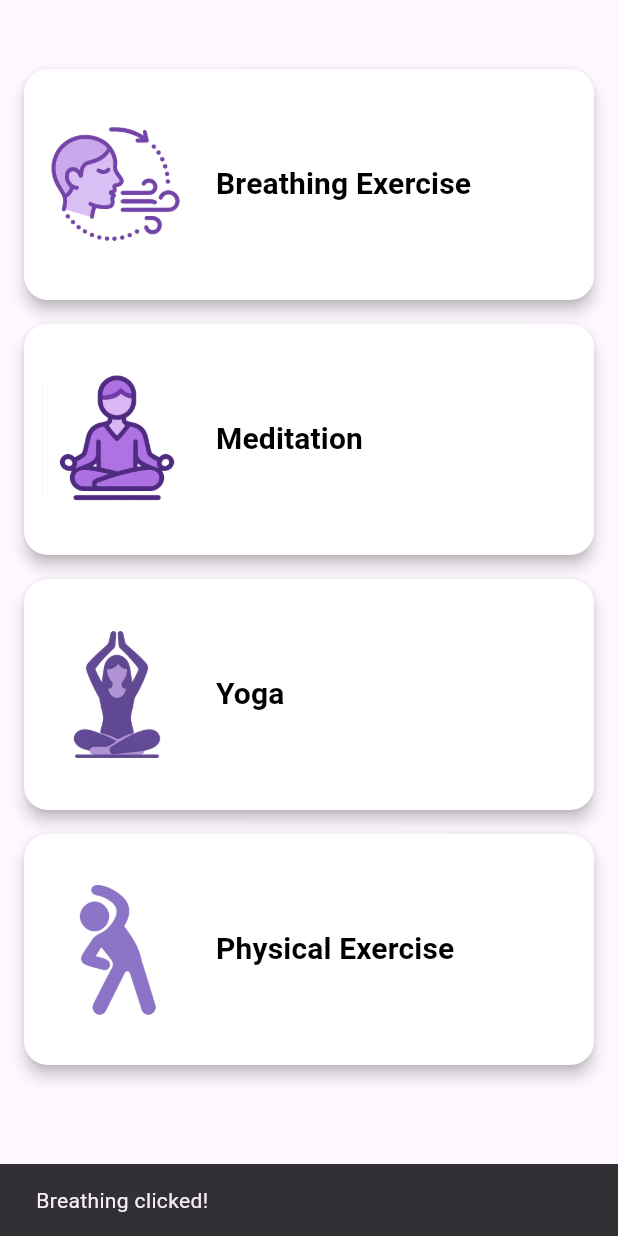
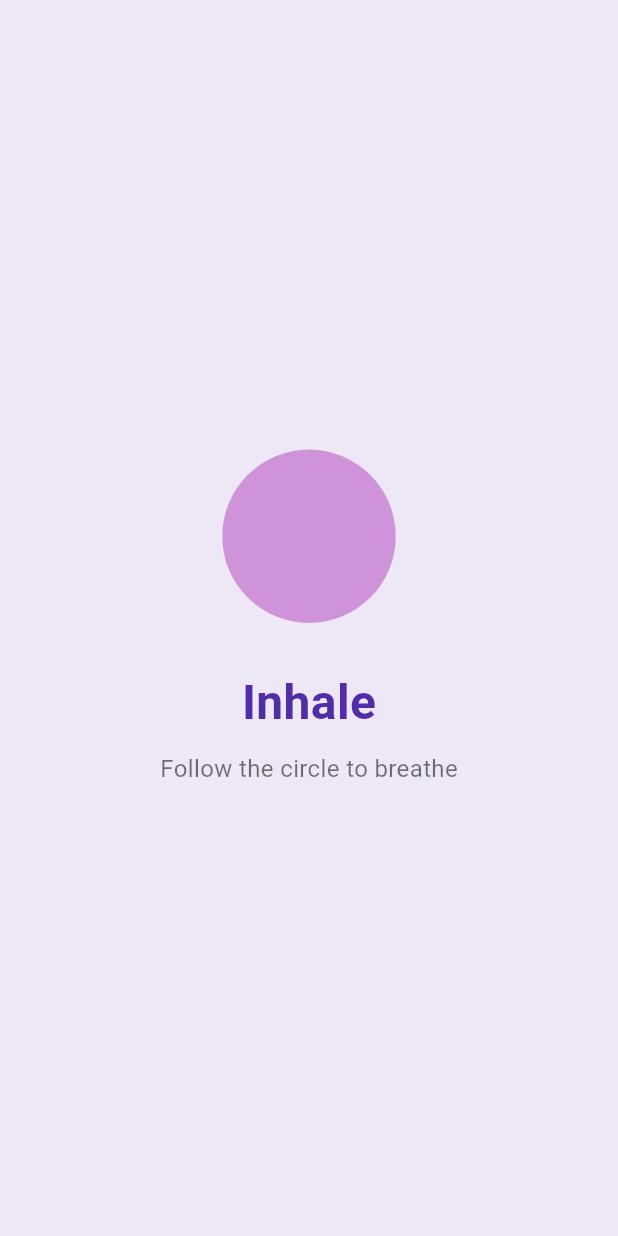
Before and after one commit to sushantbramhacharya/Mindful_Mate, a Flutter app: the WellbeingScreen screen opened directly, after a tap on "Breathing Exercise", on a phone screen of 412 x 824 dp. Run offline on Flutter 3.47's test engine with Material 3 defaults, Android fonts, the light colour scheme and no system bars; our stand-ins replace shared_preferences; accounts and stored records are empty.

Commit message:
meditation and breathing screen

```diff
--- a/mindful_app/lib/screens/welbeing_screen.dart
+++ b/mindful_app/lib/screens/welbeing_screen.dart
@@ -1,13 +1,15 @@
 import 'package:flutter/material.dart';
+import 'package:mindful_app/screens/wellbeing_screens/breathing_screen.dart';
+import 'package:mindful_app/screens/wellbeing_screens/meditation_screen.dart';
 
 class WellbeingScreen extends StatelessWidget {
   const WellbeingScreen({Key? key}) : super(key: key);
 
   void _navigateTo(BuildContext context, String activity) {
     // Placeholder for navigation or function
-    ScaffoldMessenger.of(context).showSnackBar(
-      SnackBar(content: Text('$activity clicked!')),
-    );
+    ScaffoldMessenger.of(
+      context,
+    ).showSnackBar(SnackBar(content: Text('$activity clicked!')));
   }
 
   Widget _buildWellbeingButton({
@@ -22,9 +24,7 @@ class WellbeingScreen extends StatelessWidget {
         backgroundColor: Colors.white,
         foregroundColor: Colors.black,
         elevation: 4,
-        shape: RoundedRectangleBorder(
-          borderRadius: BorderRadius.circular(16),
-        ),
+        shape: RoundedRectangleBorder(borderRadius: BorderRadius.circular(16)),
       ),
       onPressed: onPressed,
       child: SizedBox(
@@ -49,7 +49,7 @@ class WellbeingScreen extends StatelessWidget {
                   fontWeight: FontWeight.bold,
                 ),
               ),
-            )
+            ),
           ],
         ),
       ),
@@ -59,23 +59,34 @@ class WellbeingScreen extends StatelessWidget {
   @override
   Widget build(BuildContext context) {
     return Scaffold(
-
       body: ListView(
         padding: const EdgeInsets.all(16),
         children: [
-          SizedBox(height: 30,),
+          SizedBox(height: 30),
           _buildWellbeingButton(
             context: context,
             label: 'Breathing Exercise',
             imagePath: 'assets/images/breathing.png',
-            onPressed: () => _navigateTo(context, 'Breathing'),
+            onPressed: () => {
+              Navigator.push(
+                context,
+                MaterialPageRoute(
+                  builder: (_) => const BreathingExerciseScreen(),
+                ),
+              ),
+            },
           ),
           const SizedBox(height: 16),
           _buildWellbeingButton(
             context: context,
             label: 'Meditation',
             imagePath: 'assets/images/meditation.png',
-            onPressed: () => _navigateTo(context, 'Meditation'),
+            onPressed: () => {
+              Navigator.push(
+                context,
+                MaterialPageRoute(builder: (_) => const MeditationScreen()),
+              ),
+            },
           ),
           const SizedBox(height: 16),
           _buildWellbeingButton(
--- /dev/null
+++ b/mindful_app/lib/screens/wellbeing_screens/breathing_screen.dart
@@ -0,0 +1,91 @@
+import 'dart:async';
+import 'package:flutter/material.dart';
+
+class BreathingExerciseScreen extends StatefulWidget {
+  const BreathingExerciseScreen({Key? key}) : super(key: key);
+
+  @override
+  State<BreathingExerciseScreen> createState() => _BreathingExerciseScreenState();
+}
+
+class _BreathingExerciseScreenState extends State<BreathingExerciseScreen>
+    with SingleTickerProviderStateMixin {
+  late AnimationController _controller;
+  late Animation<double> _animation;
+  String instruction = "Inhale";
+  Timer? _timer;
+
+  @override
+  void initState() {
+    super.initState();
+
+    _controller = AnimationController(
+      duration: const Duration(seconds: 4),
+      vsync: this,
+    )..repeat(reverse: true);
+
+    _animation = Tween<double>(begin: 100.0, end: 200.0).animate(CurvedAnimation(
+      parent: _controller,
+      curve: Curves.easeInOut,
+    ));
+
+    _startInstructionLoop();
+  }
+
+  void _startInstructionLoop() {
+    _timer = Timer.periodic(const Duration(seconds: 4), (timer) {
+      setState(() {
+        instruction = instruction == "Inhale" ? "Exhale" : "Inhale";
+      });
+    });
+  }
+
+  @override
+  void dispose() {
+    _controller.dispose();
+    _timer?.cancel();
+    super.dispose();
+  }
+
+  @override
+  Widget build(BuildContext context) {
+    return Scaffold(
+      backgroundColor: Colors.deepPurple[50],
+
+      body: Center(
+        child: Column(
+          mainAxisAlignment: MainAxisAlignment.center,
+          children: [
+            AnimatedBuilder(
+              animation: _animation,
+              builder: (context, child) {
+                return Container(
+                  width: _animation.value,
+                  height: _animation.value,
+                  decoration: BoxDecoration(
+                    color: Colors.purple[200],
+                    shape: BoxShape.circle,
+                  ),
+                );
+              },
+            ),
+            const SizedBox(height: 30),
+            Text(
+              instruction,
+              style: TextStyle(
+                fontSize: 32,
+                fontWeight: FontWeight.bold,
+                color: Colors.deepPurple[700],
+              ),
+            ),
+            const SizedBox(height: 10),
+            const Text(
+              "Follow the circle to breathe",
+              style: TextStyle(fontSize: 16, color: Colors.black54),
+            ),
+          ],
+        ),
+      ),
+    );
+  }
+}
```
Also changed, not shown: mindful_app/lib/screens/wellbeing_screens/meditation_screen.dart (added, +58 -0 lines).
